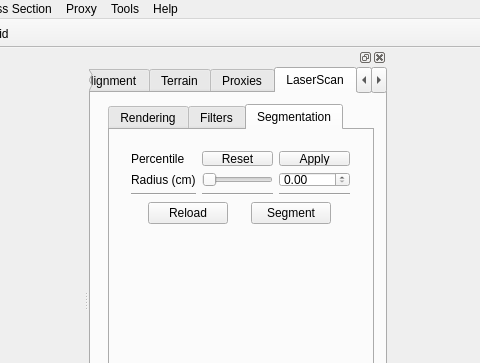
This is src/OpenInfraPlatform/Forms/MainWindow.ui in tumcms/Open-Infra-Platform as Qt 5 draws it before an edit; both pictures show x 235 to 715 and y 0 to 363 of the 947 by 573 pixel window. The edited form follows.
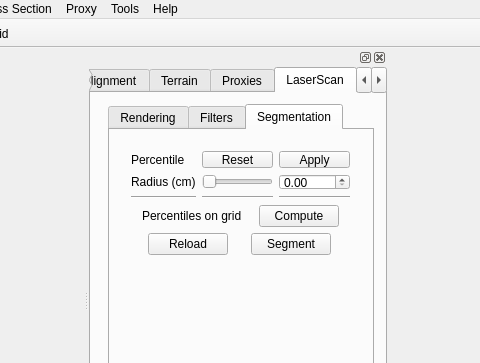
This is the edited form. The open tabs and pages were chosen to show the change. Icons and pictures are not drawn.

Commit message: Implemented grid percentile segmentation.

```diff
--- a/src/OpenInfraPlatform/Forms/MainWindow.ui
+++ b/src/OpenInfraPlatform/Forms/MainWindow.ui
@@ -768,7 +768,7 @@
             <x>10</x>
             <y>10</y>
             <width>241</width>
-            <height>95</height>
+            <height>126</height>
            </rect>
           </property>
           <layout class="QVBoxLayout" name="verticalLayout_4">
@@ -872,6 +872,36 @@
              </item>
             </layout>
            </item>
+           <item>
+            <layout class="QHBoxLayout" name="horizontalLayout_4">
+             <item>
+              <widget class="QLabel" name="labelComputePercentilesOnGrid">
+               <property name="sizePolicy">
+                <sizepolicy hsizetype="Fixed" vsizetype="Preferred">
+                 <horstretch>0</horstretch>
+                 <verstretch>0</verstretch>
+                </sizepolicy>
+               </property>
+               <property name="text">
+                <string>Percentiles on grid</string>
+               </property>
+              </widget>
+             </item>
+             <item>
+              <widget class="QPushButton" name="pushButtonComputePercentilesOnGrid">
+               <property name="sizePolicy">
+                <sizepolicy hsizetype="Fixed" vsizetype="Fixed">
+                 <horstretch>0</horstretch>
+                 <verstretch>0</verstretch>
+                </sizepolicy>
+               </property>
+               <property name="text">
+                <string>Compute</string>
+               </property>
+              </widget>
+             </item>
+            </layout>
+           </item>
            <item>
             <layout class="QHBoxLayout" name="horizontalLayout_3">
              <item>
```
Left out of the diff: 2 changed lines with no effect on the pictures. The commit also changes 6 other files.
